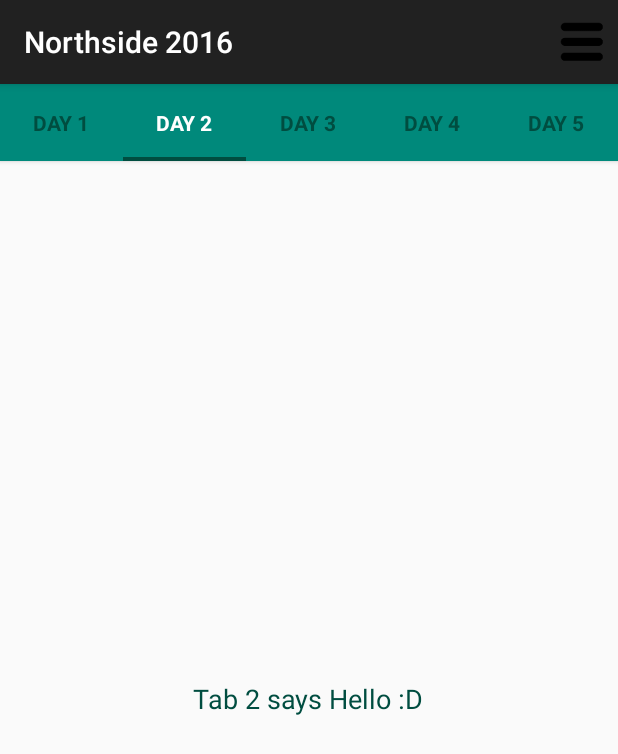
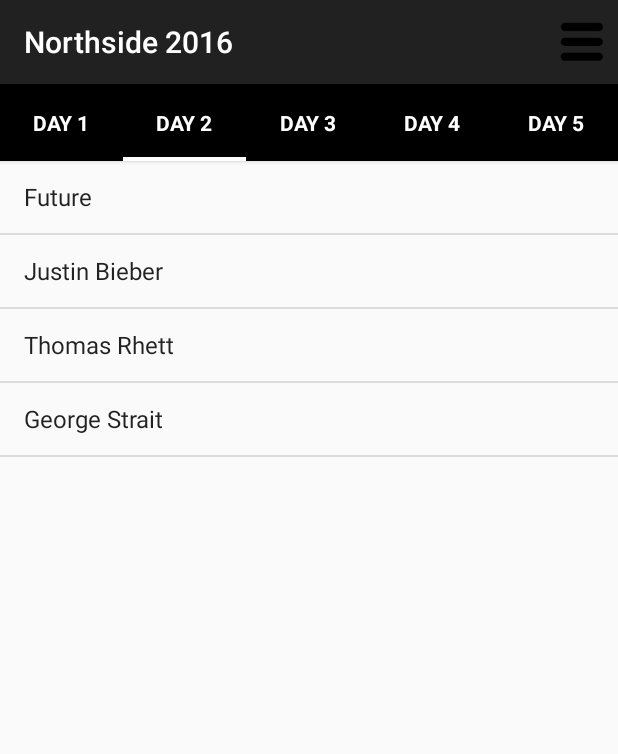
Before and after one commit to victornie92/ITSMAP_E15, an Android app: the CalenderActivity screen opened directly, with no data from a screen before it, after a tap on "DAY 2", on a phone screen of 412 x 824 dp. Shown: the top 754 px of the screen. Run offline under Robolectric (Android 15) with nearby library versions, the phone set to English and light mode, and no system bars; 2 statements that could not run were skipped.

Commit message:
Finished calender activity - weatherSerivce not working??

```diff
--- a/TeamProject/app/src/main/java/com/example/victor/teamproject/CalenderActivity.java
+++ b/TeamProject/app/src/main/java/com/example/victor/teamproject/CalenderActivity.java
@@ -27,7 +27,7 @@
     ViewPagerAdapter adapter;
     SlidingTabLayout tabs;
     CharSequence Days[]={"Day 1","Day 2", "Day 3", "Day 4", "Day 5"};
-    int Numbofdays = 5;
+    int NumbOfdays = 5;
 
 
     @Override
@@ -35,8 +35,7 @@
         super.onCreate(savedInstanceState);
         setContentView(R.layout.activity_calender);
 
-        adapter =  new ViewPagerAdapter(getSupportFragmentManager(),Days,Numbofdays);
-
+        adapter =  new ViewPagerAdapter(getSupportFragmentManager(),Days, NumbOfdays);
 
         pager = (ViewPager) findViewById(R.id.pager);
         pager.setAdapter(adapter);
@@ -52,7 +51,6 @@
             }
         });
 
-        // Setting the ViewPager For the SlidingTabsLayout
         tabs.setViewPager(pager);
     }
 
--- a/TeamProject/app/src/main/java/com/example/victor/teamproject/Day1.java
+++ b/TeamProject/app/src/main/java/com/example/victor/teamproject/Day1.java
@@ -6,15 +6,28 @@
 import android.view.LayoutInflater;
 import android.view.View;
 import android.view.ViewGroup;
+import android.widget.ArrayAdapter;
+import android.widget.ListView;
 
 /**
  * Created by Victor on 08-10-2015.
  */
 public class Day1 extends Fragment {
 
+    private ListView myListViewDay1;
+    private String[] strListViewDay1;
+
     @Override
     public View onCreateView(LayoutInflater inflater, @Nullable ViewGroup container, @Nullable Bundle savedInstanceState) {
         View v =inflater.inflate(R.layout.day_1,container,false);
+
+        myListViewDay1 = (ListView) v.findViewById(R.id.day1_listView);
+
+        strListViewDay1 = getResources().getStringArray(R.array.day1_list_artist_array);
+
+        ArrayAdapter<String> adapter = new ArrayAdapter<String>(this.getActivity(), android.R.layout.simple_list_item_1, strListViewDay1);
+        myListViewDay1.setAdapter(adapter);
+
         return v;
     }
 }
--- a/TeamProject/app/src/main/java/com/example/victor/teamproject/Day2.java
+++ b/TeamProject/app/src/main/java/com/example/victor/teamproject/Day2.java
@@ -6,15 +6,28 @@
 import android.view.LayoutInflater;
 import android.view.View;
 import android.view.ViewGroup;
+import android.widget.ArrayAdapter;
+import android.widget.ListView;
 
 /**
  * Created by Victor on 08-10-2015.
  */
 public class Day2 extends Fragment {
 
+    private ListView myListViewDay2;
+    private String[] strListViewDay2;
+
     @Override
     public View onCreateView(LayoutInflater inflater, @Nullable ViewGroup container, @Nullable Bundle savedInstanceState) {
         View v =inflater.inflate(R.layout.day_2,container,false);
+
+        myListViewDay2 = (ListView) v.findViewById(R.id.day2_listView);
+
+        strListViewDay2 = getResources().getStringArray(R.array.day2_list_artist_array);
+
+        ArrayAdapter<String> adapter = new ArrayAdapter<String>(this.getActivity(), android.R.layout.simple_list_item_1, strListViewDay2);
+        myListViewDay2.setAdapter(adapter);
+
         return v;
     }
 }
--- /dev/null
+++ b/TeamProject/app/src/main/java/com/example/victor/teamproject/Day3.java
@@ -0,0 +1,33 @@
+package com.example.victor.teamproject;
+
+import android.os.Bundle;
+import android.support.annotation.Nullable;
+import android.support.v4.app.Fragment;
+import android.view.LayoutInflater;
+import android.view.View;
+import android.view.ViewGroup;
+import android.widget.ArrayAdapter;
+import android.widget.ListView;
+
+/**
+ * Created by Victor on 09-10-2015.
+ */
+public class Day3 extends Fragment {
+
+    private ListView myListViewDay3;
+    private String[] strListViewDay3;
+
+    @Override
+    public View onCreateView(LayoutInflater inflater, @Nullable ViewGroup container, @Nullable Bundle savedInstanceState) {
+        View v =inflater.inflate(R.layout.day_3,container,false);
+
+        myListViewDay3 = (ListView) v.findViewById(R.id.day3_listView);
+
+        strListViewDay3 = getResources().getStringArray(R.array.day3_list_artist_array);
+
+        ArrayAdapter<String> adapter = new ArrayAdapter<String>(this.getActivity(), android.R.layout.simple_list_item_1, strListViewDay3);
+        myListViewDay3.setAdapter(adapter);
+
+        return v;
+    }
+}
--- a/TeamProject/app/src/main/java/com/example/victor/teamproject/MainActivity.java
+++ b/TeamProject/app/src/main/java/com/example/victor/teamproject/MainActivity.java
@@ -32,7 +32,7 @@
     WeatherService weatherService;
     boolean serviceBound = false;
 
-    @Override
+   /* @Override
     protected void onCreate(Bundle savedInstanceState) {
         super.onCreate(savedInstanceState);
         setContentView(R.layout.activity_main);
@@ -90,7 +90,7 @@
         public void onServiceDisconnected(ComponentName name) {
             serviceBound = false;
         }
-    };
+    };*/
 
     @Override
     public boolean onCreateOptionsMenu(Menu menu) {
--- a/TeamProject/app/src/main/java/com/example/victor/teamproject/ViewPagerAdapter.java
+++ b/TeamProject/app/src/main/java/com/example/victor/teamproject/ViewPagerAdapter.java
@@ -27,10 +27,25 @@
             Day1 day1 = new Day1();
             return day1;
         }
-        else             // As we are having 2 tabs if the position is now 0 it must be 1 so we are returning second tab
+        else if (position == 1)// As we are having 2 tabs if the position is now 0 it must be 1 so we are returning second tab
         {
             Day2 day2 = new Day2();
             return day2;
+        }
+        else if(position == 2)
+        {
+            Day3 day3 = new Day3();
+            return day3;
+        }
+        else if(position == 3)
+        {
+            Day4 day4 = new Day4();
+            return day4;
+        }
+        else
+        {
+            Day5 day5 = new Day5();
+            return day5;
         }
 
     }
--- a/TeamProject/app/src/main/java/com/example/victor/teamproject/WeatherService.java
+++ b/TeamProject/app/src/main/java/com/example/victor/teamproject/WeatherService.java
@@ -40,7 +40,7 @@
     public void onCreate(){
         super.onCreate();
 
-       /* Timer timer = new Timer();
+        Timer timer = new Timer();
         TimerTask timerTask = new TimerTask() {
             @Override
             public void run() {
@@ -53,7 +53,7 @@
                 });
             }
         };
-        timer.schedule(timerTask, 0, 300000); //5 minut tror jeg :D ok ok*/
+        timer.schedule(timerTask, 0, 300000);
     }
 
     private class WeatherRetrieveTask extends AsyncTask<String, Void, JSONObject>{
--- a/TeamProject/app/src/main/res/layout/activity_calender.xml
+++ b/TeamProject/app/src/main/res/layout/activity_calender.xml
@@ -10,7 +10,7 @@
         android:layout_width="match_parent"
         android:layout_height="wrap_content"
         android:elevation="2dp"
-        android:background="@color/ColorPrimary"/>
+        android:background="@color/ColorBlack"/>
 
     <android.support.v4.view.ViewPager
         android:id="@+id/pager"
--- a/TeamProject/app/src/main/res/layout/day_2.xml
+++ b/TeamProject/app/src/main/res/layout/day_2.xml
@@ -1,17 +1,12 @@
 <?xml version="1.0" encoding="utf-8"?>
-<RelativeLayout xmlns:android="http://schemas.android.com/apk/res/android"
+<LinearLayout xmlns:android="http://schemas.android.com/apk/res/android"
     android:layout_width="match_parent"
-    android:layout_height="match_parent">
+    android:layout_height="match_parent"
+    android:orientation="vertical">
 
+    <ListView
+        android:id="@+id/day2_listView"
+        android:layout_width="match_parent"
+        android:layout_height="match_parent"/>
 
-    <TextView
-        android:layout_width="wrap_content"
-        android:layout_height="wrap_content"
-        android:textAppearance="?android:attr/textAppearanceMedium"
-        android:text="Tab 2 says Hello :D"
-        android:id="@+id/textView"
-        android:layout_centerVertical="true"
-        android:textColor="@color/tabsScrollColor"
-        android:layout_centerHorizontal="true" />
-
-</RelativeLayout>
+</LinearLayout>
--- a/TeamProject/app/src/main/res/values/colors.xml
+++ b/TeamProject/app/src/main/res/values/colors.xml
@@ -3,6 +3,7 @@
 
     <color name="ColorPrimary">#00897B</color>
     <color name="ColorPrimaryDark">#00695C</color>
-    <color name="tabsScrollColor">#004D40</color>
+    <color name="tabsScrollColor">#FFFFFF</color>
+    <color name="ColorBlack">#000000</color>
 
 </resources>
--- /dev/null
+++ b/TeamProject/app/src/main/res/values/day1_list_artist.xml
@@ -0,0 +1,10 @@
+<?xml version="1.0" encoding="utf-8"?>
+<resources>
+    <string-array name="day1_list_artist_array">
+        <item>Drake</item>
+        <item>The Weekend</item>
+        <item>Fetty Wap</item>
+        <item>Taylor Swift</item>
+    </string-array>
+
+</resources>
--- /dev/null
+++ b/TeamProject/app/src/main/res/values/day2_list_artist.xml
@@ -0,0 +1,10 @@
+<?xml version="1.0" encoding="utf-8"?>
+<resources>
+    <string-array name="day2_list_artist_array">
+        <item>Future</item>
+        <item>Justin Bieber</item>
+        <item>Thomas Rhett</item>
+        <item>George Strait</item>
+    </string-array>
+
+</resources>
--- /dev/null
+++ b/TeamProject/app/src/main/res/values/day3_list_artist.xml
@@ -0,0 +1,10 @@
+<?xml version="1.0" encoding="utf-8"?>
+<resources>
+    <string-array name="day3_list_artist_array">
+        <item>Don Henley</item>
+        <item>Ed Sheeran</item>
+        <item>Luke Bryan</item>
+        <item>One Direction</item>
+    </string-array>
+
+</resources>
```
Also changed, not shown: TeamProject/app/src/main/java/com/example/victor/teamproject/Day4.java (added, +33 -0 lines), TeamProject/app/src/main/java/com/example/victor/teamproject/Day5.java (added, +33 -0 lines), TeamProject/app/src/main/res/layout/day_3.xml (added, +12 -0 lines), TeamProject/app/src/main/res/layout/day_4.xml (added, +12 -0 lines), TeamProject/app/src/main/res/layout/day_5.xml (added, +12 -0 lines), TeamProject/app/src/main/res/values/day4_list_artist.xml (added, +10 -0 lines), TeamProject/app/src/main/res/values/day5_list_artist.xml (added, +10 -0 lines).
